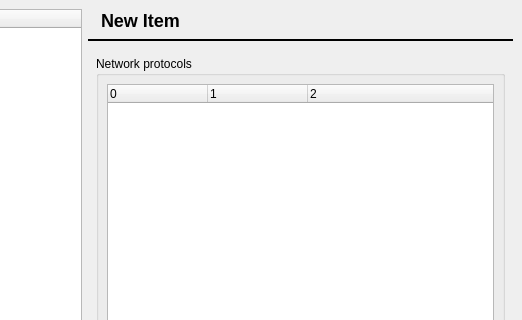
Before: the Qt Designer form core/rzxpropertyui.ui in Fruneau/qRezix, drawn with Qt 5; both pictures show x 166 to 688 and y 0 to 320 of the 688 by 688 pixel window.
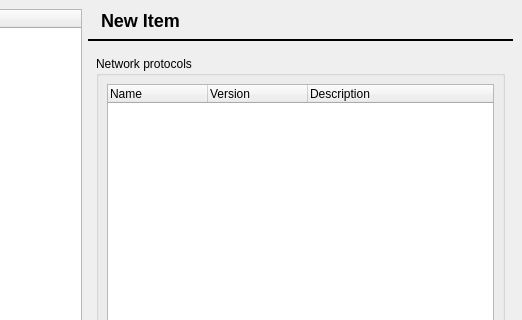
After: the same form once the commit is applied. The open tabs and pages were chosen to show the change. Icons and pictures are not drawn.

Commit message: Corrige quelques bugs d'ui...

Patch:
```diff
--- a/core/rzxpropertyui.ui
+++ b/core/rzxpropertyui.ui
@@ -1102,17 +1102,17 @@
             </property>
             <column>
              <property name="text" >
-              <string>0</string>
+              <string>Name</string>
              </property>
             </column>
             <column>
              <property name="text" >
-              <string>1</string>
+              <string>Version</string>
              </property>
             </column>
             <column>
              <property name="text" >
-              <string>2</string>
+              <string>Description</string>
              </property>
             </column>
            </widget>
```
Left out of the diff: 8 changed lines with no effect on the pictures. The commit also changes 6 other files.
